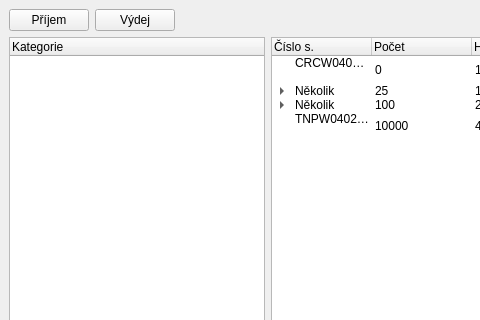
Above: PPPart/pppart.ui from Vcpavel31/PPPart before the change; both pictures show x 0 to 480 and y 0 to 320 of the 1347 by 851 pixel window. Below: the same form after it.
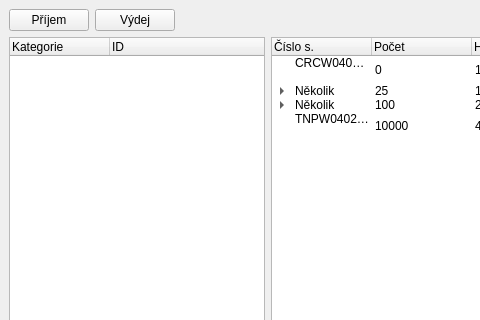
That is the form after the change.

The edit to the form file:
```diff
--- a/PPPart/pppart.ui
+++ b/PPPart/pppart.ui
@@ -108,6 +108,14 @@
           <string>Kategorie</string>
          </property>
         </column>
+        <column>
+         <property name="text">
+          <string notr="true">ID</string>
+         </property>
+         <property name="toolTip">
+          <string notr="true"/>
+         </property>
+        </column>
        </widget>
       </item>
       <item row="0" column="2">
```
